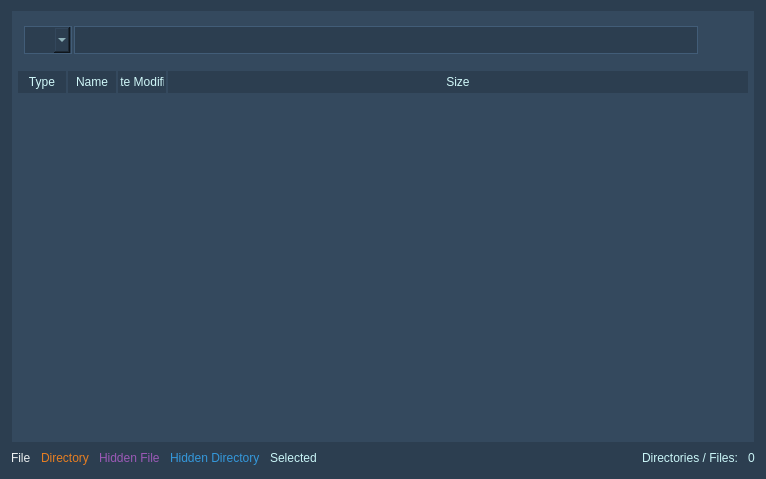
The window that source/modules/mexplorer/main_ui.ui (5l1v3r1/Moderat) describes before a commit, drawn with Qt 5.
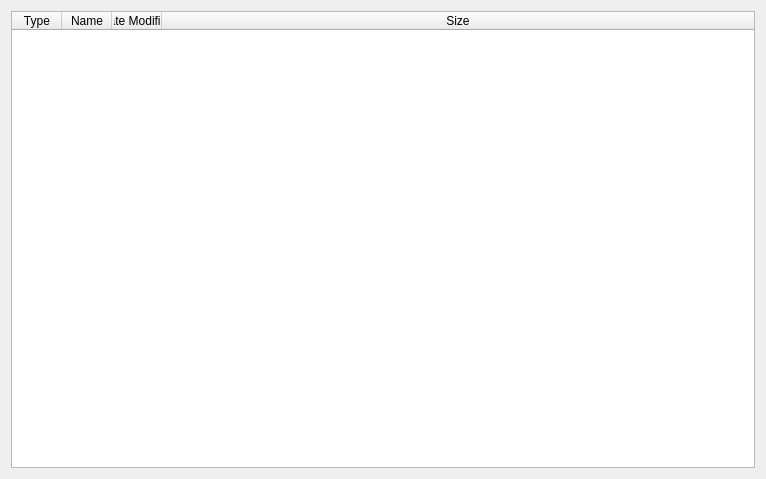
The same window after the commit. Icons and pictures are not drawn.

Commit message: Tables Counter Fix

```diff
--- a/source/modules/mexplorer/main_ui.ui
+++ b/source/modules/mexplorer/main_ui.ui
@@ -17,213 +17,8 @@
    <iconset resource="../../res.qrc">
     <normaloff>:/icons/assets/logo.png</normaloff>:/icons/assets/logo.png</iconset>
   </property>
-  <property name="styleSheet">
-   <string notr="true">QWidget {
-background-color: #2c3e50;
-color: #c9f5f7;
-}
-
-QScrollBar:vertical {
-     border: 1px outset;
-     border-color: #0F2D40;
-     width: 10px;
-     margin: 22px 0 22px 0;
- }
- QScrollBar::handle:vertical {
-     background: #95a5a6;
-     min-height: 20px;
- }
- QScrollBar::add-line:vertical {
-     border: 1px outset;
-     border-color: #0F2D40;
-     background: #95a5a6;
-     height: 16px;
-     subcontrol-position: bottom;
-     subcontrol-origin: margin;
- }
-
- QScrollBar::sub-line:vertical {
-     border: 1px outset;
-     border-color: #0F2D40;
-     background: #95a5a6;
-     height: 16px;
-     subcontrol-position: top;
-     subcontrol-origin: margin;
- }
- QScrollBar::up-arrow:vertical, QScrollBar::down-arrow:vertical {
-     width: 3px;
-     height: 3px;
-     background: white;
- }
-
- QScrollBar::add-page:vertical, QScrollBar::sub-page:vertical {
-     background: none;
- }
-
- QScrollBar:horizontal {
-border: 1px outset;
-     border-color: #0F2D40;
-     height: 10px;
-     margin: 0px 40px 0 0px;
-}
-
-QScrollBar::handle:horizontal {
-    background: #95a5a6;
-    min-width: 20px;
-}
-
-QScrollBar::add-line:horizontal {
-    border: 1px outset;
-    border-color: #0F2D40;
-    background: #95a5a6;
-    width: 16px;
-    subcontrol-position: right;
-    subcontrol-origin: margin;
-}
-
-QScrollBar::sub-line:horizontal {
-    border: 1px outset;
-    border-color: #0F2D40;
-    background: #95a5a6;
-    width: 16px;
-    subcontrol-position: top right;
-    subcontrol-origin: margin;
-    position: absolute;
-    right: 20px;
-}
-
-QScrollBar:left-arrow:horizontal, QScrollBar::right-arrow:horizontal {
-    width: 3px;
-    height: 3px;
-    background: white;
-}
-
-QScrollBar::add-page:horizontal, QScrollBar::sub-page:horizontal {
-    background: none;
-}</string>
-  </property>
   <layout class="QGridLayout" name="gridLayout">
    <item row="0" column="0">
-    <layout class="QVBoxLayout" name="verticalLayout">
-     <property name="spacing">
-      <number>0</number>
-     </property>
-     <property name="topMargin">
-      <number>0</number>
-     </property>
-     <item>
-      <widget class="QGroupBox" name="groupBox">
-       <property name="styleSheet">
-        <string notr="true">background-color: #34495e;
-border: none;
-margin-left: 1px;
-margin-right: 1px;</string>
-       </property>
-       <property name="title">
-        <string/>
-       </property>
-       <layout class="QGridLayout" name="gridLayout_2">
-        <item row="0" column="0">
-         <layout class="QHBoxLayout" name="horizontalLayout_2">
-          <property name="spacing">
-           <number>0</number>
-          </property>
-          <item>
-           <widget class="QComboBox" name="explorerDrivesDrop">
-            <property name="minimumSize">
-             <size>
-              <width>50</width>
-              <height>0</height>
-             </size>
-            </property>
-            <property name="maximumSize">
-             <size>
-              <width>50</width>
-              <height>32</height>
-             </size>
-            </property>
-            <property name="baseSize">
-             <size>
-              <width>0</width>
-              <height>0</height>
-             </size>
-            </property>
-            <property name="styleSheet">
-             <string notr="true">background: #2c3e50;
-border: none;
-border: 1px ridge;
-border-color: #2c3e50;
-padding: 3px;</string>
-            </property>
-           </widget>
-          </item>
-          <item>
-           <widget class="QLineEdit" name="explorerPathEntry">
-            <property name="minimumSize">
-             <size>
-              <width>0</width>
-              <height>28</height>
-             </size>
-            </property>
-            <property name="styleSheet">
-             <string notr="true">background: #2c3e50;
-border: none;
-border: 1px ridge;
-border-color: #2c3e50;
-padding: 3px;</string>
-            </property>
-            <property name="text">
-             <string/>
-            </property>
-           </widget>
-          </item>
-          <item>
-           <widget class="QPushButton" name="upButton">
-            <property name="minimumSize">
-             <size>
-              <width>0</width>
-              <height>28</height>
-             </size>
-            </property>
-            <property name="maximumSize">
-             <size>
-              <width>500</width>
-              <height>28</height>
-             </size>
-            </property>
-            <property name="styleSheet">
-             <string notr="true">QPushButton#upButton {
-			border: none;
-			border-radius: none;
-			padding: 5px;
-            background-color: #34495e;
-            }
-
-QPushButton#upButton:pressed {
-            background-color: #2c3e50;
-            }</string>
-            </property>
-            <property name="text">
-             <string/>
-            </property>
-            <property name="icon">
-             <iconset resource="../../res.qrc">
-              <normaloff>:/icons/assets/up.png</normaloff>:/icons/assets/up.png</iconset>
-            </property>
-            <property name="iconSize">
-             <size>
-              <width>18</width>
-              <height>18</height>
-             </size>
-            </property>
-           </widget>
-          </item>
-         </layout>
-        </item>
-       </layout>
-      </widget>
-     </item>
-     <item>
       <widget class="QTableWidget" name="explorerTable">
        <property name="sizePolicy">
         <sizepolicy hsizetype="Expanding" vsizetype="Expanding">
@@ -237,37 +32,6 @@
        <property name="acceptDrops">
         <bool>true</bool>
        </property>
-       <property name="styleSheet">
-        <string notr="true">QHeaderView::section {
-background-color: #2c3e50;
-padding: 2px;
-color: #cff7f8;
-font: 75 10px &quot;MS Shell Dlg 2&quot;;
-border: 1px solid;
-border-top: none;
-border-bottom: none;
-border-color: #34495e;
-}
-
-QTableWidget#explorerTable {
-background-position: center;
-border:  none;
-padding: 5px;
-margin-left: 1px;
-margin-right: 1px;
-color: #cff7f8;
-font: 8pt &quot;MS Shell Dlg 2&quot;;
-background-color: #34495e;
-
-background-image: url(assets/bg.png);
-background-repeat: no-repeat;
-}
-
-QTableWidget#explorerTable:item:selected {
-background-color: #2c3e50;
-color: #cff7f8;
-}</string>
-       </property>
        <property name="frameShape">
         <enum>QFrame::StyledPanel</enum>
        </property>
@@ -358,117 +122,6 @@
         </property>
        </column>
       </widget>
-     </item>
-    </layout>
-   </item>
-   <item row="1" column="0">
-    <layout class="QHBoxLayout" name="horizontalLayout_5">
-     <property name="spacing">
-      <number>10</number>
-     </property>
-     <item>
-      <widget class="QLabel" name="fileLabel">
-       <property name="maximumSize">
-        <size>
-         <width>16777215</width>
-         <height>15</height>
-        </size>
-       </property>
-       <property name="styleSheet">
-        <string notr="true">color: #ecf0f1;</string>
-       </property>
-       <property name="text">
-        <string>File</string>
-       </property>
-      </widget>
-     </item>
-     <item>
-      <widget class="QLabel" name="dirLabel">
-       <property name="maximumSize">
-        <size>
-         <width>16777215</width>
-         <height>15</height>
-        </size>
-       </property>
-       <property name="styleSheet">
-        <string notr="true">color: #e67e22;</string>
-       </property>
-       <property name="text">
-        <string>Directory</string>
-       </property>
-      </widget>
-     </item>
-     <item>
-      <widget class="QLabel" name="hfileLabel">
-       <property name="maximumSize">
-        <size>
-         <width>16777215</width>
-         <height>15</height>
-        </size>
-       </property>
-       <property name="styleSheet">
-        <string notr="true">color: #9b59b6;</string>
-       </property>
-       <property name="text">
-        <string>Hidden File</string>
-       </property>
-      </widget>
-     </item>
-     <item>
-      <widget class="QLabel" name="hdirLabel">
-       <property name="maximumSize">
-        <size>
-         <width>16777215</width>
-         <height>15</height>
-        </size>
-       </property>
-       <property name="styleSheet">
-        <string notr="true">color: #3498db;</string>
-       </property>
-       <property name="text">
-        <string>Hidden Directory</string>
-       </property>
-      </widget>
-     </item>
-     <item>
-      <widget class="QLabel" name="selectedLabel">
-       <property name="styleSheet">
-        <string notr="true">background-color: #2c3e50;
-color: #c9f5f7;</string>
-       </property>
-       <property name="text">
-        <string>Selected</string>
-       </property>
-      </widget>
-     </item>
-     <item>
-      <spacer name="horizontalSpacer_3">
-       <property name="orientation">
-        <enum>Qt::Horizontal</enum>
-       </property>
-       <property name="sizeHint" stdset="0">
-        <size>
-         <width>40</width>
-         <height>20</height>
-        </size>
-       </property>
-      </spacer>
-     </item>
-     <item>
-      <widget class="QLabel" name="dirfilesLabel">
-       <property name="text">
-        <string>Directories / Files:</string>
-       </property>
-      </widget>
-     </item>
-     <item>
-      <widget class="QLabel" name="dirfilesCountLabel">
-       <property name="text">
-        <string>0</string>
-       </property>
-      </widget>
-     </item>
-    </layout>
    </item>
   </layout>
  </widget>
```
Lines whose indentation alone changed are shown as unchanged. The commit also changes 7 other files.
